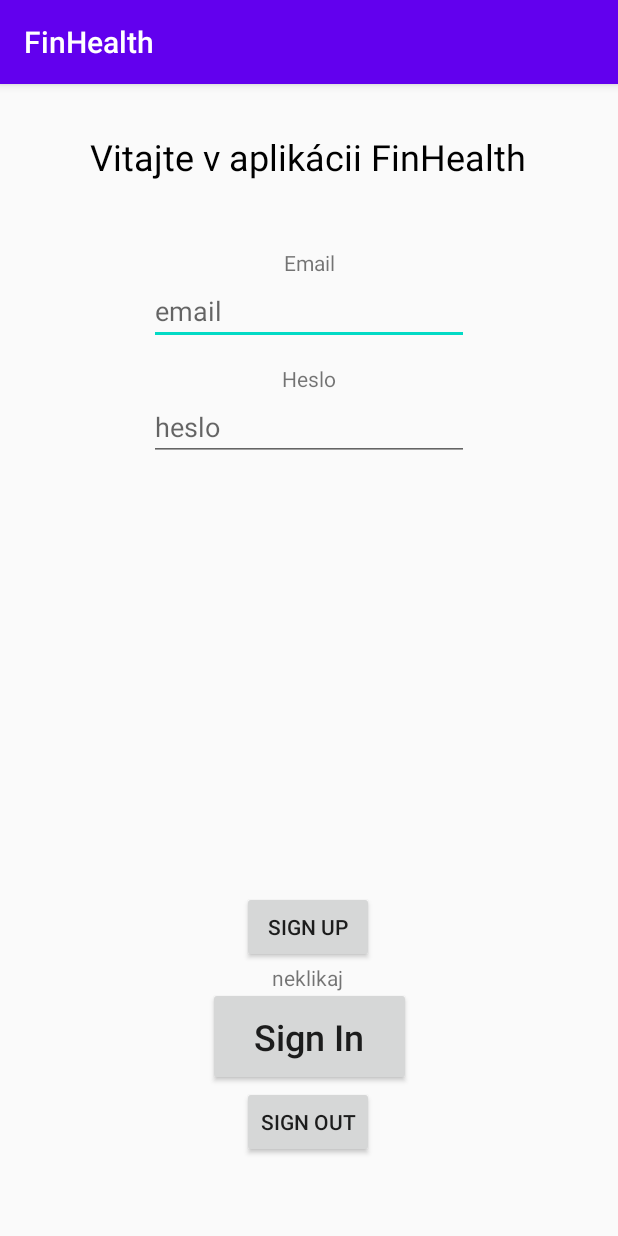
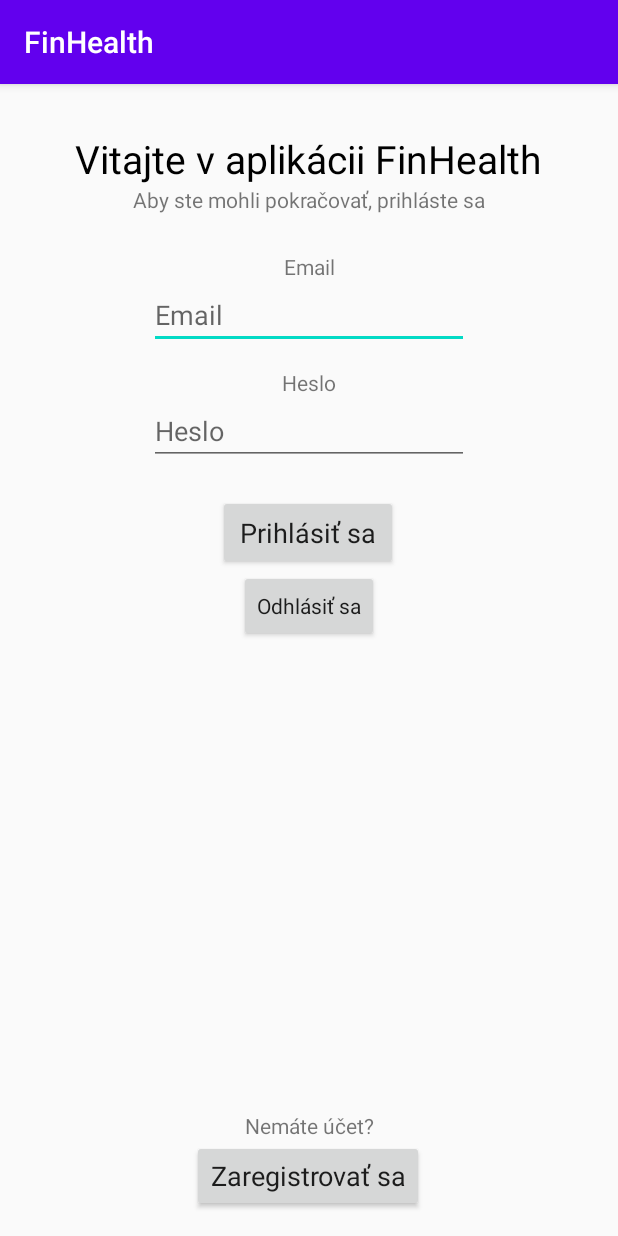
Before and after one commit to Trupendo/FinHealth, an Android app: the screen it shows after launch (MainActivity), on a phone screen of 412 x 824 dp. Run offline under Robolectric (Android 15) with nearby library versions, the phone set to English and light mode, and no system bars; our stand-ins replace Firebase (no records; nobody signed in at launch, a user with empty details on screens opened directly).

Commit message:
prva funkcna registracia

```diff
--- a/app/src/main/res/layout/fragment_login.xml
+++ b/app/src/main/res/layout/fragment_login.xml
@@ -12,10 +12,11 @@
         android:layout_width="wrap_content"
         android:layout_height="wrap_content"
         android:layout_marginTop="32dp"
-        android:text="Vitajte v aplikácii FinHealth"
+        android:gravity="center"
+        android:text="@string/welcome_text"
         android:textAppearance="@style/TextAppearance.AppCompat.Body1"
         android:textColor="@android:color/black"
-        android:textSize="24sp"
+        android:textSize="26sp"
         app:layout_constraintEnd_toEndOf="parent"
         app:layout_constraintHorizontal_bias="0.496"
         app:layout_constraintStart_toStartOf="parent"
@@ -25,9 +26,10 @@
         android:id="@+id/signOutButton"
         android:layout_width="wrap_content"
         android:layout_height="wrap_content"
-        android:text="Sign Out"
+        android:gravity="center"
+        android:text="@string/sign_out"
+        android:textAppearance="@style/TextAppearance.AppCompat.Body1"
         app:layout_constraintEnd_toEndOf="parent"
-        app:layout_constraintHorizontal_bias="0.498"
         app:layout_constraintStart_toStartOf="parent"
         app:layout_constraintTop_toBottomOf="@+id/signInButton" />
 
@@ -36,33 +38,28 @@
         android:layout_width="wrap_content"
         android:layout_height="wrap_content"
         android:layout_marginBottom="16dp"
-        android:text="Sign Up"
-        app:layout_constraintBottom_toTopOf="@+id/signInButton"
+        android:gravity="center"
+        android:text="@string/sign_up"
+        android:textAppearance="@style/TextAppearance.AppCompat.Body1"
+        android:textSize="18sp"
+        app:layout_constraintBottom_toBottomOf="parent"
         app:layout_constraintEnd_toEndOf="parent"
         app:layout_constraintHorizontal_bias="0.498"
         app:layout_constraintStart_toStartOf="parent" />
 
     <Button
         android:id="@+id/signInButton"
-        android:layout_width="135dp"
-        android:layout_height="66dp"
-        android:layout_marginBottom="100dp"
-        android:text="Sign In"
-        android:textAppearance="@style/TextAppearance.AppCompat.Body2"
-        android:textSize="24sp"
-        app:layout_constraintBottom_toBottomOf="parent"
-        app:layout_constraintEnd_toEndOf="parent"
-        app:layout_constraintStart_toStartOf="parent" />
-
-    <TextView
-        android:id="@+id/textView2"
-        android:layout_width="wrap_content"
-        android:layout_height="wrap_content"
-        android:text="neklikaj"
+        android:layout_width="120dp"
+        android:layout_height="50dp"
+        android:layout_marginTop="20dp"
+        android:gravity="center"
+        android:text="@string/sign_in"
+        android:textAppearance="@style/TextAppearance.AppCompat.Body1"
+        android:textSize="18sp"
         app:layout_constraintEnd_toEndOf="parent"
         app:layout_constraintHorizontal_bias="0.498"
         app:layout_constraintStart_toStartOf="parent"
-        app:layout_constraintTop_toBottomOf="@+id/signUpButton" />
+        app:layout_constraintTop_toBottomOf="@+id/passwordField" />
 
     <EditText
         android:id="@+id/emailField"
@@ -70,7 +67,8 @@
         android:layout_height="wrap_content"
         android:layout_marginTop="64dp"
         android:ems="10"
-        android:hint="email"
+        android:hint="@string/email"
+        android:importantForAutofill="no"
         android:inputType="textEmailAddress"
         app:layout_constraintEnd_toEndOf="parent"
         app:layout_constraintStart_toStartOf="parent"
@@ -82,7 +80,8 @@
         android:layout_height="wrap_content"
         android:layout_marginTop="32dp"
         android:ems="10"
-        android:hint="heslo"
+        android:hint="@string/heslo"
+        android:importantForAutofill="no"
         android:inputType="textPassword"
         app:layout_constraintEnd_toEndOf="parent"
         app:layout_constraintStart_toStartOf="parent"
@@ -92,7 +91,7 @@
         android:id="@+id/emailLabel"
         android:layout_width="wrap_content"
         android:layout_height="wrap_content"
-        android:text="Email"
+        android:text="@string/email"
         app:layout_constraintBottom_toTopOf="@+id/emailField"
         app:layout_constraintEnd_toEndOf="parent"
         app:layout_constraintStart_toStartOf="parent" />
@@ -101,9 +100,29 @@
         android:id="@+id/passwordLabel"
         android:layout_width="wrap_content"
         android:layout_height="wrap_content"
-        android:text="Heslo"
+        android:text="@string/heslo"
         app:layout_constraintBottom_toTopOf="@+id/passwordField"
         app:layout_constraintEnd_toEndOf="parent"
         app:layout_constraintStart_toStartOf="parent" />
 
+    <TextView
+        android:id="@+id/textView3"
+        android:layout_width="wrap_content"
+        android:layout_height="wrap_content"
+        android:gravity="center"
+        android:text="@string/continue_text"
+        app:layout_constraintEnd_toEndOf="parent"
+        app:layout_constraintStart_toStartOf="parent"
+        app:layout_constraintTop_toBottomOf="@+id/welcomeText" />
+
+    <TextView
+        android:id="@+id/textView2"
+        android:layout_width="wrap_content"
+        android:layout_height="wrap_content"
+        android:gravity="center"
+        android:text="Nemáte účet?"
+        app:layout_constraintBottom_toTopOf="@+id/signUpButton"
+        app:layout_constraintEnd_toEndOf="parent"
+        app:layout_constraintStart_toStartOf="parent" />
+
 </androidx.constraintlayout.widget.ConstraintLayout>
--- a/app/src/main/res/navigation/main_graph.xml
+++ b/app/src/main/res/navigation/main_graph.xml
@@ -21,5 +21,13 @@
             <argument android:name="Name"
                 app:argType="string"/>
         </action>
+        <action
+            android:id="@+id/action_loginFragment_to_registrationFragment"
+            app:destination="@id/registrationFragment" />
     </fragment>
+    <fragment
+        android:id="@+id/registrationFragment"
+        android:name="devetlopers.finhealth.RegistrationFragment"
+        android:label="fragment_registration"
+        tools:layout="@layout/fragment_registration" />
 </navigation>
--- a/app/src/main/res/values/strings.xml
+++ b/app/src/main/res/values/strings.xml
@@ -1,6 +1,13 @@
 <resources>
     <string name="app_name">FinHealth</string>
-
-    <!-- TODO: Remove or change this placeholder text -->
-    <string name="hello_blank_fragment">Hello blank fragment</string>
+    <string name="email">Email</string>
+    <string name="heslo">Heslo</string>
+    <string name="welcome_text">Vitajte v aplikácii FinHealth</string>
+    <string name="sign_out">Odhlásiť sa</string>
+    <string name="sign_up">Zaregistrovať sa</string>
+    <string name="sign_in">Prihlásiť sa</string>
+    <string name="continue_text">Aby ste mohli pokračovať, prihláste sa</string>
+    <string name="meno">Meno</string>
+    <string name="registrationn">Registrácia</string>
+    <string name="priezvisko">Priezvisko</string>
 </resources>
```
Also changed, not shown: app/src/main/java/devetlopers/finhealth/LoginFragment.java (+3 -13 lines), app/src/main/java/devetlopers/finhealth/RegistrationFragment.java (added, +79 -0 lines), app/src/main/res/layout/fragment_registration.xml (added, +80 -0 lines).
